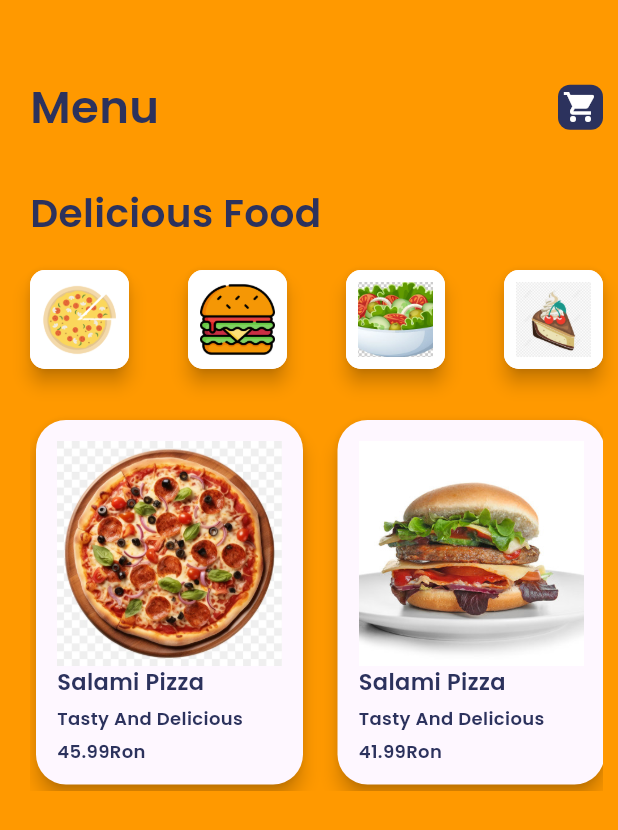
After one commit to PaulM296/AwesoMeals, a Flutter app: the Home screen opened by its route, on a phone screen of 412 x 824 dp. The commit adds this screen. Shown: the top 830 px of the screen. Run offline on Flutter 3.47's test engine with Material 3 defaults, Android fonts, the phone set to English and light mode, and no system bars.

Commit message:
Home page refactored

```diff
--- a/lib/main.dart
+++ b/lib/main.dart
@@ -1,4 +1,5 @@
 import 'package:awesomeals/pages/home.dart';
+import 'package:awesomeals/pages/home_page.dart';
 import 'package:awesomeals/pages/sign_up_page.dart';
 import 'package:flutter/material.dart';
 import 'package:awesomeals/pages/login_page.dart';
@@ -15,14 +16,13 @@ class MyApp extends StatelessWidget {
     return MaterialApp(
       title: 'Authentication Demo',
       theme: ThemeData(
-        brightness: Brightness.dark,
-        primarySwatch: Colors.blue,
+          scaffoldBackgroundColor: const Color(0xFFFF9900)
       ),
       initialRoute: '/',
       routes: {
         '/': (context) => const LoginPage(),
         '/signup': (context) => const SignUpPage(),
-        '/home': (context) => const MenuPage()
+        '/home': (context) => const Home()
       },
     );
   }
--- /dev/null
+++ b/lib/pages/home_page.dart
@@ -0,0 +1,213 @@
+import 'package:flutter/cupertino.dart';
+import 'package:flutter/material.dart';
+import 'package:flutter/widgets.dart';
+
+import '../widget/widget_support.dart';
+
+const Color primaryColor = Color(0xFFFF9900);  // Orange
+const Color lightBackground = Color(0xFFFFF3E0);  // Light orange for background
+const Color accentColor = Color(0xFFF57C00);  // Darker orange for accents
+const Color whiteColor = Colors.white;  // White for text and icons
+const Color blueColor = Color(0xFF2C325D);
+
+
+class Home extends StatefulWidget {
+  const Home({super.key});
+
+  @override
+  State<Home> createState() => _HomeState();
+}
+
+class _HomeState extends State<Home> {
+
+  bool pizza = false;
+  bool burger = false;
+  bool salad = false;
+  bool dessert = false;
+
+  @override
+  Widget build(BuildContext context) {
+    return Scaffold(
+      body: Container(
+        margin: EdgeInsets.only(top: 50.0, left: 20.0, right: 10.0),
+        child: Column(
+          crossAxisAlignment: CrossAxisAlignment.start,
+          children: [
+            Row(
+              mainAxisAlignment: MainAxisAlignment.spaceBetween,
+              children: [
+                Text("Menu",
+                style: AppWidget.boldTextFieldStyle()
+                ),
+                Container(
+                  padding: EdgeInsets.all(3),
+                  decoration: BoxDecoration(color: blueColor, borderRadius: BorderRadius.circular(8)),
+                  child: Icon(Icons.shopping_cart, color: Colors.white,),
+                )
+              ],
+            ),
+            SizedBox(
+              height: 30.0,
+            ),
+            Text("Delicious Food",
+                style: AppWidget.HeadlineTextFieldStyle()
+            ),
+            SizedBox(
+                height: 20.0
+            ),
+            ShowItem(),
+            SizedBox(height: 30.0,),
+            SingleChildScrollView(
+              scrollDirection: Axis.horizontal,
+              child: Row(
+                children: [
+                  Container(
+                    margin: EdgeInsets.all(4),
+                    child: Material(
+                      elevation: 5.0,
+                      borderRadius: BorderRadius.circular(20),
+                      child: Container(
+                        padding: EdgeInsets.all(14),
+                        child: Column(
+                          crossAxisAlignment: CrossAxisAlignment.start,
+                          children: [
+                            Image.asset("images/Pizza2.png", height: 150, width: 150, fit: BoxFit.cover),
+                            Text("Salami Pizza",
+                              style: AppWidget.semiboldTextFieldStyle()),
+                            SizedBox(
+                              height: 5.0,
+                            ),
+                            Text("Tasty And Delicious",
+                                style: AppWidget.lightWhiteTextFieldStyle()),
+                            SizedBox(
+                              height: 5.0,
+                            ),
+                            Text("\45.99Ron",
+                                style: AppWidget.lightWhiteTextFieldStyle())
+                          ],),
+                      ),
+                    ),
+                  ),
+                  SizedBox(width: 15.0),
+                  Container(
+                    margin: EdgeInsets.all(4),
+                    child: Material(
+                      elevation: 5.0,
+                      borderRadius: BorderRadius.circular(20),
+                      child: Container(
+                        padding: EdgeInsets.all(14),
+                        child: Column(
+                          crossAxisAlignment: CrossAxisAlignment.start,
+                          children: [
+                            Image.asset("images/Burger2.png", height: 150, width: 150, fit: BoxFit.cover),
+                            Text("Salami Pizza",
+                                style: AppWidget.semiboldTextFieldStyle()),
+                            SizedBox(
+                              height: 5.0,
+                            ),
+                            Text("Tasty And Delicious",
+                                style: AppWidget.lightWhiteTextFieldStyle()),
+                            SizedBox(
+                              height: 5.0,
+                            ),
+                            Text("\41.99Ron",
+                                style: AppWidget.lightWhiteTextFieldStyle())
+                          ],),
+                      ),
+                    ),
+                  )
+              ],),
+            ),
+          ],
+        ),
+      ),
+    );
+  }
+
+  Widget ShowItem() {
+    return Row(
+        mainAxisAlignment: MainAxisAlignment.spaceBetween,
+        children: [
+          GestureDetector(
+            onTap: (){
+              pizza = true;
+              burger = false;
+              salad = false;
+              dessert = false;
+              setState(() {
+
+              });
+            },
+            child: Material(
+              elevation: 5.0,
+              borderRadius: BorderRadius.circular(10),
+              child: Container(
+                decoration: BoxDecoration(color: pizza ? blueColor: whiteColor, borderRadius: BorderRadius.circular(10)),
+                padding: EdgeInsets.all(8),
+                child: Image.asset("images/pizza.png", height: 50, width: 50, fit: BoxFit.cover),
+              ),
+            ),
+          ),
+          GestureDetector(
+            onTap: (){
+              pizza = false;
+              burger = true;
+              salad = false;
+              dessert = false;
+              setState(() {
+
+              });
+            },
+            child: Material(
+              elevation: 5.0,
+              borderRadius: BorderRadius.circular(10),
+              child: Container(
+                decoration: BoxDecoration(color: burger ? blueColor: whiteColor, borderRadius: BorderRadius.circular(10)),
+                padding: EdgeInsets.all(8),
+                child: Image.asset("images/burger.png", height: 50, width: 50, fit: BoxFit.cover),
+              ),
+            ),
+          ),
+          GestureDetector(
+            onTap: (){
+              pizza = false;
+              burger = false;
+              salad = true;
+              dessert = false;
+              setState(() {
+
+              });
+            },
+            child: Material(
+              elevation: 5.0,
+              borderRadius: BorderRadius.circular(10),
+              child: Container(
+                decoration: BoxDecoration(color: salad ? blueColor: whiteColor, borderRadius: BorderRadius.circular(10)),
+                padding: EdgeInsets.all(8),
+                child: Image.asset("images/salad.png", height: 50, width: 50, fit: BoxFit.cover),
+              ),
+            ),
+          ),
+          GestureDetector(
+            onTap: (){
+              pizza = false;
+              burger = false;
+              salad = false;
+              dessert = true;
+              setState(() {
+
+              });
+            },
+            child: Material(
+              elevation: 5.0,
+              borderRadius: BorderRadius.circular(10),
+              child: Container(
+                decoration: BoxDecoration(color: dessert ? blueColor: whiteColor, borderRadius: BorderRadius.circular(10)),
+                padding: EdgeInsets.all(8),
+                child: Image.asset("images/dessert.png", height: 50, width: 50, fit: BoxFit.cover),
+              ),
+            ),
+          ),
+        ]);
+  }
+}
--- a/lib/widget/widget_support.dart
+++ b/lib/widget/widget_support.dart
@@ -4,9 +4,33 @@ import 'package:flutter/material.dart';
 class AppWidget {
   static TextStyle boldTextFieldStyle() {
     return const TextStyle(
-        color: Colors.black,
-        fontSize: 20.0,
+        color: Color(0xFF2C325D),
+        fontSize: 30.0,
         fontWeight: FontWeight.bold,
         fontFamily: 'Poppins');
   }
+
+  static TextStyle semiboldTextFieldStyle() {
+    return const TextStyle(
+        color: Color(0xFF2C325D),
+        fontSize: 15.0,
+        fontWeight: FontWeight.w500,
+        fontFamily: 'Poppins');
+  }
+
+  static TextStyle lightWhiteTextFieldStyle() {
+    return const TextStyle(
+        color: Color(0xFF2C325D),
+        fontSize: 12.0,
+        fontWeight: FontWeight.w500,
+        fontFamily: 'Poppins');
+  }
+
+  static TextStyle HeadlineTextFieldStyle() {
+    return const TextStyle(
+        color: Color(0xFF2C325D),
+        fontSize: 26.0,
+        fontWeight: FontWeight.w500,
+        fontFamily: 'Poppins');
+  }
 }
```
Also changed, not shown: lib/pages/home.dart (+142 -142 lines), lib/pages/restaurants_page.dart (added, +100 -0 lines), pubspec.yaml (+6 -6 lines), images/Burger2.png (added), images/Pizza2.png (added), images/burger.png (added), images/dessert.png (added), images/pizza.png (added), images/salad.png (added).
